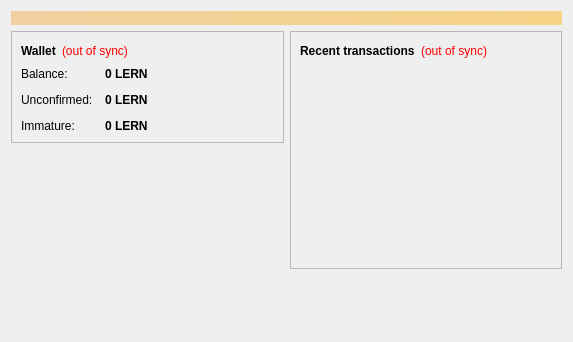
Old version of the form src/qt/forms/overviewpage.ui in the repository rahulmanuwas/kibocoin.
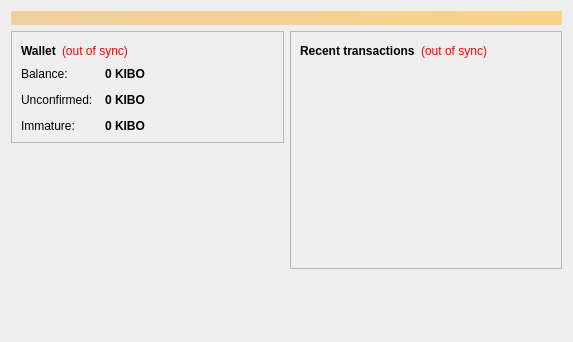
New version of the form.

Patch:
```diff
--- a/src/qt/forms/overviewpage.ui
+++ b/src/qt/forms/overviewpage.ui
@@ -122,7 +122,7 @@
                <string>Your current balance</string>
               </property>
               <property name="text">
-               <string notr="true">0 LERN</string>
+               <string notr="true">0 KIBO</string>
               </property>
               <property name="textInteractionFlags">
                <set>Qt::LinksAccessibleByMouse|Qt::TextSelectableByKeyboard|Qt::TextSelectableByMouse</set>
@@ -151,7 +151,7 @@
                <string>Total of transactions that have yet to be confirmed, and do not yet count toward the current balance</string>
               </property>
               <property name="text">
-               <string notr="true">0 LERN</string>
+               <string notr="true">0 KIBO</string>
               </property>
               <property name="textInteractionFlags">
                <set>Qt::LinksAccessibleByMouse|Qt::TextSelectableByKeyboard|Qt::TextSelectableByMouse</set>
@@ -177,7 +177,7 @@
                <string>Mined balance that has not yet matured</string>
               </property>
               <property name="text">
-               <string notr="true">0 LERN</string>
+               <string notr="true">0 KIBO</string>
               </property>
               <property name="textInteractionFlags">
                <set>Qt::LinksAccessibleByMouse|Qt::TextSelectableByKeyboard|Qt::TextSelectableByMouse</set>
```
Left out of the diff: 4 changed lines with no effect on the pictures.
